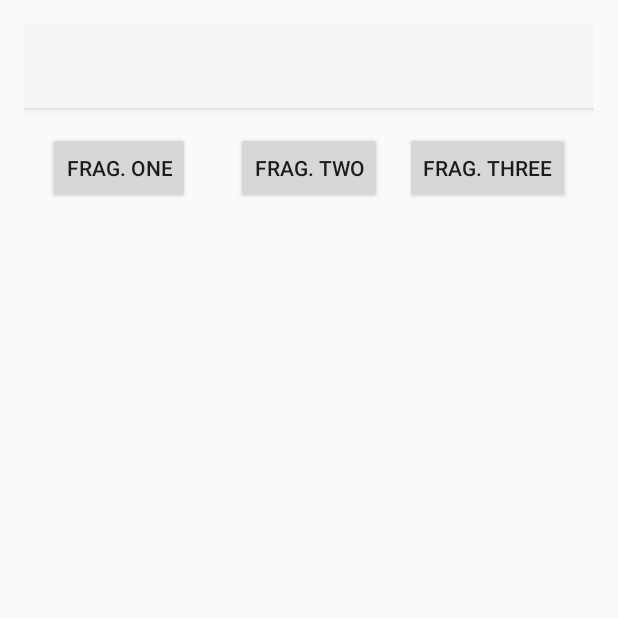
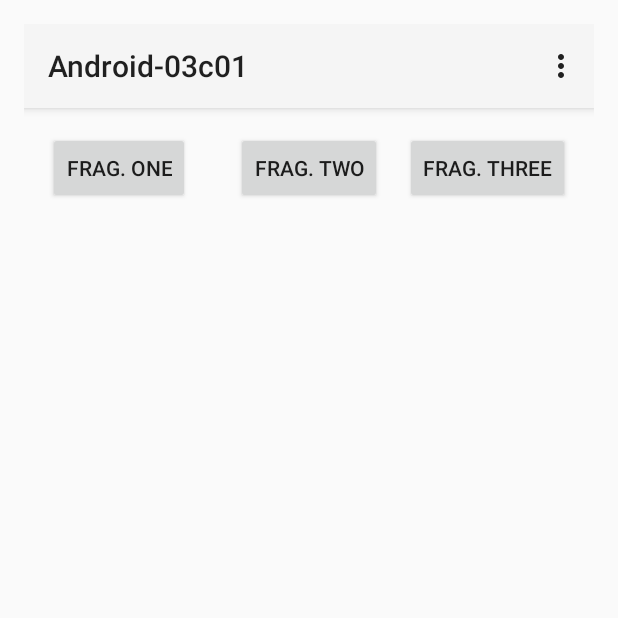
Before and after one commit to Piotrek199612/PANNUM, an Android app: the screen it shows after launch (MyMainActivity), on a phone screen of 412 x 824 dp, the top half of it. Run offline under Robolectric (Android 15) with nearby library versions, the phone set to English and light mode, and no system bars.

Commit message:
Task completed

```diff
--- a/app/src/main/java/com/example/kjankiewicz/android_03c01/MyFragmentMain.kt
+++ b/app/src/main/java/com/example/kjankiewicz/android_03c01/MyFragmentMain.kt
@@ -26,13 +26,16 @@ class MyFragmentMain : Fragment() {
         // Inflate the layout for this fragment
         val view = inflater.inflate(R.layout.fragment_my_fragment_main, container, false);
 
-        /* TODO: Przypisz do atrybutów klasy Button odpowiednie elementy z definicji rozkładu,
+        /* DONE: Przypisz do atrybutów klasy Button odpowiednie elementy z definicji rozkładu,
            która w powyższej instrukcji została załadowana. Skorzystaj z poniższego fragmentu kodu
            button = view.findViewById(identyfikator_przycisku) as Button
          */
+        buttonOne = view.findViewById(R.id.button_one)
+        buttonTwo = view.findViewById(R.id.button_two)
+        buttonThree = view.findViewById(R.id.button_three)
 
 
-        /* TODO: Przypisz do poszczególnych przycisków instancje odbiornika (listenera), który zareaguje
+        /* DONE: Przypisz do poszczególnych przycisków instancje odbiornika (listenera), który zareaguje
            na wybranie przycisku. Efekt powinien polegać na wywołaniu metody onButtonPressed
            w ramach obiektu przypisanego do atrybutu mListener.
            W zależności od przycisku przekaż do metody odpowiedni parametr (1,2,3).
@@ -40,21 +43,32 @@ class MyFragmentMain : Fragment() {
 
            button.setOnClickListener { . . . }
          */
+        buttonOne?.setOnClickListener {
+            mListener?.onButtonPressed(1)
+        }
 
-        return view;
+        buttonTwo?.setOnClickListener {
+            mListener?.onButtonPressed(2)
+        }
+
+        buttonThree?.setOnClickListener {
+            mListener?.onButtonPressed(3)
+        }
+
+        return view
     }
 
     override fun onAttach(context: Context) {
         super.onAttach(context)
 
-        /* TODO: Usuń poniższy komentarz, aby do atrybutu mListener móc przypisać aktywność,
+        /* DONE: Usuń poniższy komentarz, aby do atrybutu mListener móc przypisać aktywność,
            która dołączyła bieżący fragment, weryfikując jednocześnie czy aktywność ta
            implementuje wymagany interfejs */
-        /*if (context is ButtonPressListener)
+        if (context is ButtonPressListener)
             mListener = context
         else
             throw ClassCastException("$context must implement ButtonPressListener interface")
-            */
+
     }
 
 
--- a/app/src/main/java/com/example/kjankiewicz/android_03c01/MyMainActivity.kt
+++ b/app/src/main/java/com/example/kjankiewicz/android_03c01/MyMainActivity.kt
@@ -3,25 +3,33 @@ package com.example.kjankiewicz.android_03c01
 import android.support.v7.app.AppCompatActivity
 import android.support.v4.app.Fragment
 import android.os.Bundle
+import android.support.v7.widget.Toolbar
+import android.util.Log
 import android.view.Menu
 import android.view.MenuItem
 
 
-class MyMainActivity : AppCompatActivity()
-/* TODO: Zadeklaruj w aktywności implementację interfejsu ButtonPressListener
+class MyMainActivity : AppCompatActivity(), MyFragmentMain.ButtonPressListener
+/* DONE: Zadeklaruj w aktywności implementację interfejsu ButtonPressListener
    dostarczanego przez fragment MyFragmentMain */ {
+
+
+    private val fragmentOne = MyFragmentOne()
+    private val fragmentTwo = MyFragmentTwo()
+    private val fragmentThree = MyFragmentThree()
 
     override fun onCreate(savedInstanceState: Bundle?) {
         super.onCreate(savedInstanceState)
         setContentView(R.layout.activity_my_main)
+        setSupportActionBar(findViewById(R.id.my_toolbar))
     }
 
 
     override fun onCreateOptionsMenu(menu: Menu): Boolean {
         // Inflate the menu; this adds items to the action bar if it is present.
-        /* TODO: Załaduj menu opcji z pliku definicji my_main.xml,
-           skorzystaj z poniższego kodu, w miejscu trzech kropek wstaw odwołanie do zasobu będącego definicją menu
-           menuInflater.inflate(..., menu); */
+        /* DONE: Załaduj menu opcji z pliku definicji my_main.xml,
+           skorzystaj z poniższego kodu, w miejscu trzech kropek wstaw odwołanie do zasobu będącego definicją menu */
+           menuInflater.inflate(R.menu.my_main, menu)
         return true
     }
 
@@ -42,19 +50,26 @@ class MyMainActivity : AppCompatActivity()
         val anotherFragment: Fragment
         val fm = supportFragmentManager
         val ft = fm.beginTransaction()
-        /* TODO: W zależności od wartości parametru index zamień składową układu aktywności o identyfikatorze
+        /* DONE: W zależności od wartości parametru index zamień składową układu aktywności o identyfikatorze
            R.id.myFragmentAnother na fragment związany z odpowiednią klasą.
         * */
         when (index) {
             1 -> {
+                ft.replace(R.id.myFragmentAnother, fragmentOne)
             }
             2 -> {
+                ft.replace(R.id.myFragmentAnother, fragmentTwo)
             }
             3 -> {
+                ft.replace(R.id.myFragmentAnother, fragmentThree)
             }
         }
         ft.commit()
     }
 
-    /* TODO: Zaimplementuj brakującą metodę interfejsu ButtonPressListener */
+    /* DONE: Zaimplementuj brakującą metodę interfejsu ButtonPressListener */
+    override fun onButtonPressed(button: Int){
+        replaceFragment(button)
+    }
+
 }
```
